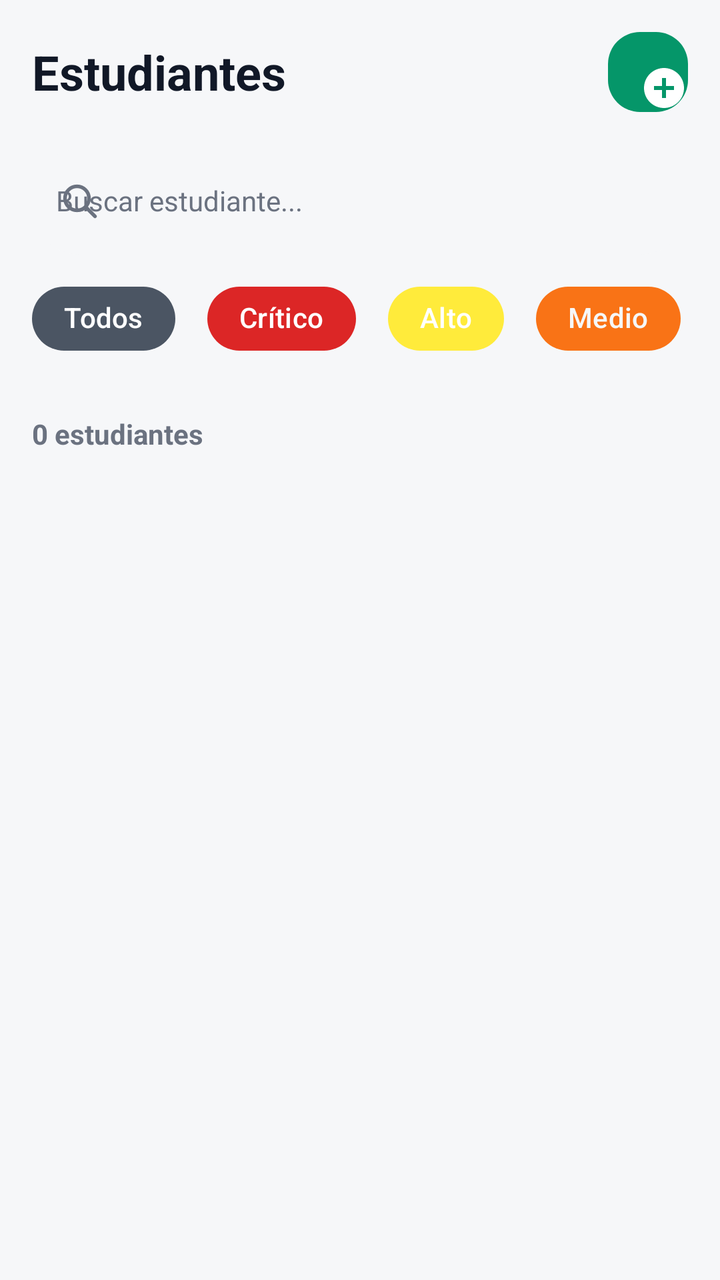
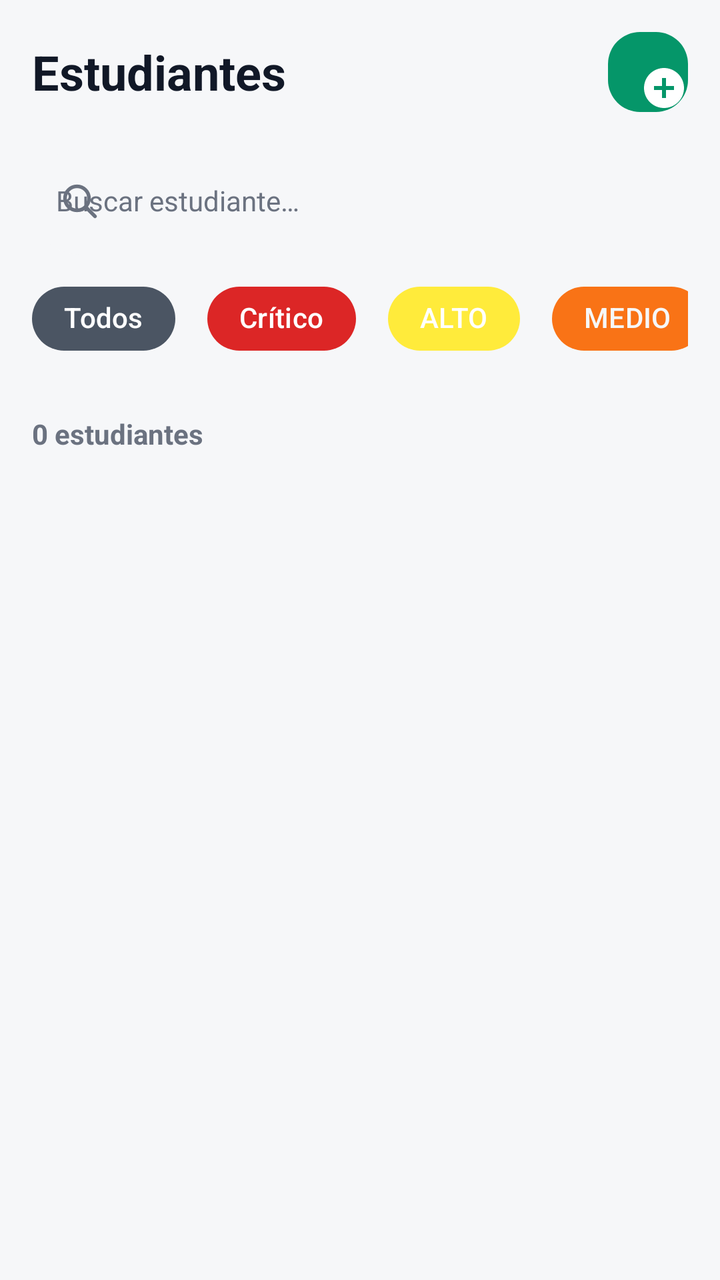

Compare the two renders of this Android layout. The source of the first and the diff that turns it into the second are given below.
<!-- AndroidManifest.xml: application theme Theme.BienestarUPC -->
<!-- res/layout/fragment_students.xml -->
<?xml version="1.0" encoding="utf-8"?>
<LinearLayout
    xmlns:android="http://schemas.android.com/apk/res/android"
    xmlns:app="http://schemas.android.com/apk/res-auto"
    xmlns:tools="http://schemas.android.com/tools"
    android:layout_width="match_parent"
    android:layout_height="match_parent"
    android:orientation="vertical"
   
    tools:context=".fragments.StudentsFragment">

    
    <LinearLayout
        android:layout_width="match_parent"
        android:layout_height="wrap_content"
        android:orientation="vertical"
        android:padding="16dp"
       >

        
        <LinearLayout
            android:layout_width="match_parent"
            android:layout_height="wrap_content"
            android:orientation="horizontal"
            android:gravity="center_vertical">

            <TextView
                android:layout_width="0dp"
                android:layout_height="wrap_content"
                android:layout_weight="1"
                android:text="Estudiantes"
                android:textColor="@color/text_primary"
                android:textSize="24sp"
                android:textStyle="bold" />

            <com.google.android.material.floatingactionbutton.FloatingActionButton
                android:id="@+id/btn_add_student"
                android:layout_width="40dp"
                android:layout_height="40dp"
                android:src="@drawable/ic_add"
                app:tint="@color/white_card"
                app:backgroundTint="@color/green_primary"
                app:elevation="0dp"
                app:fabSize="mini" />
        </LinearLayout>

        
        <com.google.android.material.textfield.TextInputLayout
            android:id="@+id/search_layout"
            android:layout_width="match_parent"
            android:layout_height="wrap_content"
            android:layout_marginTop="12dp"
            android:hint="Buscar estudiante..."
            app:boxBackgroundColor="@color/background_gray"
            app:boxCornerRadiusBottomEnd="24dp"
            app:boxCornerRadiusBottomStart="24dp"
            app:boxCornerRadiusTopEnd="24dp"
            app:boxCornerRadiusTopStart="24dp"
            app:boxStrokeWidth="0dp"
            app:boxStrokeWidthFocused="0dp"
            app:startIconDrawable="@drawable/ic_search"
            app:startIconTint="@color/text_secondary"
            app:endIconMode="clear_text">

            <com.google.android.material.textfield.TextInputEditText
                android:id="@+id/edit_search"
                android:layout_width="match_parent"
                android:layout_height="wrap_content"
                android:paddingStart="12dp"
                android:paddingEnd="12dp"
                android:textColor="@color/text_primary"
                android:textSize="14sp"
                android:imeOptions="actionSearch"
                android:inputType="text" />
        </com.google.android.material.textfield.TextInputLayout>

        
        <HorizontalScrollView
            android:layout_width="match_parent"
            android:layout_height="wrap_content"
            android:layout_marginTop="8dp"
            android:scrollbars="none">

            <com.google.android.material.chip.ChipGroup
                android:id="@+id/chip_group_riesgo"
                android:layout_width="wrap_content"
                android:layout_height="wrap_content"
                app:singleSelection="true">

                <com.google.android.material.chip.Chip
                    android:id="@+id/chip_all"
                    android:layout_width="wrap_content"
                    android:layout_height="wrap_content"
                    android:text="Todos"
                    android:textColor="@color/badge_text"
                    app:chipBackgroundColor="@color/gray_dark"
                    app:chipStrokeWidth="0dp"
                    android:layout_marginEnd="8dp"
                    style="@style/Widget.Material3.Chip.Filter" />

                <com.google.android.material.chip.Chip
                    android:id="@+id/chip_critical"
                    android:layout_width="wrap_content"
                    android:layout_height="wrap_content"
                    android:text="Crítico"
                    android:textColor="@color/badge_text"
                    app:chipBackgroundColor="@color/badge_notification"
                    app:chipStrokeWidth="0dp"
                    android:layout_marginEnd="8dp"
                    style="@style/Widget.Material3.Chip.Filter" />

                <com.google.android.material.chip.Chip
                    android:id="@+id/chip_high"
                    android:layout_width="wrap_content"
                    android:layout_height="wrap_content"
                    android:text="Alto"
                    android:textColor="@color/badge_text"
                    app:chipBackgroundColor="@color/risk_medium_bg"
                    app:chipStrokeWidth="0dp"
                    android:layout_marginEnd="8dp"
                    style="@style/Widget.Material3.Chip.Filter" />

                <com.google.android.material.chip.Chip
                    android:id="@+id/chip_medium"
                    android:layout_width="wrap_content"
                    android:layout_height="wrap_content"
                    android:text="Medio"
                    android:textColor="@color/background_gray"
                    app:chipBackgroundColor="@color/mood_2"
                    app:chipStrokeWidth="0dp"
                    android:layout_marginEnd="8dp"
                    style="@style/Widget.Material3.Chip.Filter" />

                <com.google.android.material.chip.Chip
                    android:id="@+id/chip_low"
                    android:layout_width="wrap_content"
                    android:layout_height="wrap_content"
                    android:text="Bajo"
                    android:textColor="@color/background_gray"
                    app:chipBackgroundColor="@color/risk_low_bg"
                    app:chipStrokeWidth="0dp"
                    android:layout_marginEnd="8dp"
                    style="@style/Widget.Material3.Chip.Filter" />
            </com.google.android.material.chip.ChipGroup>
        </HorizontalScrollView>
    </LinearLayout>

    <TextView
        android:id="@+id/txt_contador"
        android:layout_width="match_parent"
        android:layout_height="wrap_content"
        android:paddingHorizontal="16dp"
        android:paddingVertical="8dp"
        android:text="0 estudiantes"
        android:textColor="@color/text_secondary"
        android:textSize="14sp"
        android:textStyle="bold" />

    
    <androidx.recyclerview.widget.RecyclerView
        android:id="@+id/recycler_students"
        android:layout_width="match_parent"
        android:layout_height="match_parent"
        android:padding="8dp"
        android:clipToPadding="false"
        tools:listitem="@layout/item_student_card" />

    
    <LinearLayout
        android:id="@+id/layout_empty"
        android:layout_width="match_parent"
        android:layout_height="match_parent"
        android:gravity="center"
        android:orientation="vertical"
        android:visibility="gone">

        <ImageView android:contentDescription="@null"
            android:layout_width="80dp"
            android:layout_height="80dp"
            android:src="@drawable/ic_people"
            app:tint="@color/text_secondary" />

        <TextView
            android:layout_width="wrap_content"
            android:layout_height="wrap_content"
            android:layout_marginTop="12dp"
            android:text="No se encontraron estudiantes"
            android:textColor="@color/text_secondary"
            android:textSize="16sp" />
    </LinearLayout>

    
    <com.google.android.material.progressindicator.CircularProgressIndicator
        android:id="@+id/progress_students"
        android:layout_width="wrap_content"
        android:layout_height="wrap_content"
        android:layout_gravity="center"
        android:indeterminate="true"
        android:visibility="gone"
        app:indicatorColor="@color/green_primary" />

</LinearLayout>
<!-- res/layout/item_student_card.xml (included above) -->
<?xml version="1.0" encoding="utf-8"?>
<com.google.android.material.card.MaterialCardView
    xmlns:android="http://schemas.android.com/apk/res/android"
    xmlns:app="http://schemas.android.com/apk/res-auto"
    android:layout_width="match_parent"
    android:layout_height="wrap_content"
    android:layout_marginHorizontal="12dp"
    android:layout_marginVertical="6dp"
    app:cardBackgroundColor="@color/white_card"
    app:cardCornerRadius="12dp"
    app:cardElevation="2dp">

    <LinearLayout
        android:layout_width="match_parent"
        android:layout_height="wrap_content"
        android:orientation="horizontal"
        android:padding="12dp"
        android:gravity="center_vertical">

        
        <FrameLayout
            android:layout_width="wrap_content"
            android:layout_height="wrap_content">

            <TextView
                android:id="@+id/txt_iniciales"
                android:layout_width="48dp"
                android:layout_height="48dp"
                android:background="@drawable/badge_circle_green_light"
                android:gravity="center"
                android:text="AA"
                android:textColor="@color/green_primary_dark"
                android:textSize="16sp"
                android:textStyle="bold" />

            
            <View
                android:id="@+id/dot_reporte"
                android:layout_width="12dp"
                android:layout_height="12dp"
                android:layout_gravity="top|end"
                android:background="@drawable/badge_circle_red"
                android:visibility="gone" />
        </FrameLayout>

        
        <LinearLayout
            android:layout_width="0dp"
            android:layout_height="wrap_content"
            android:layout_weight="1"
            android:layout_marginStart="12dp"
            android:orientation="vertical">

            <TextView
                android:id="@+id/txt_nombre"
                android:layout_width="match_parent"
                android:layout_height="wrap_content"
                android:text="Nombre Estudiante"
                android:textColor="@color/text_primary"
                android:textSize="15sp"
                android:textStyle="bold"
                android:maxLines="1"
                android:ellipsize="end" />

            <TextView
                android:id="@+id/txt_programa"
                android:layout_width="match_parent"
                android:layout_height="wrap_content"
                android:layout_marginTop="2dp"
                android:text="Ingeniería de Sistemas · Semestre 9"
                android:textColor="@color/text_secondary"
                android:textSize="12sp"
                android:maxLines="1"
                android:ellipsize="end" />

            
            <LinearLayout
                android:layout_width="wrap_content"
                android:layout_height="wrap_content"
                android:layout_marginTop="6dp"
                android:orientation="horizontal"
                android:gravity="center_vertical">

                <TextView
                    android:id="@+id/txt_riesgo"
                    android:layout_width="wrap_content"
                    android:layout_height="wrap_content"
                    android:background="@drawable/badge_risk_low"
                    android:paddingHorizontal="8dp"
                    android:paddingVertical="2dp"
                    android:text="BAJO"
                    android:textColor="@color/white_card"
                    android:textSize="12sp"
                    android:textStyle="bold" />

                <TextView
                    android:id="@+id/txt_promedio"
                    android:layout_width="wrap_content"
                    android:layout_height="wrap_content"
                    android:layout_marginStart="8dp"
                    android:text="Prom: 3.9"
                    android:textColor="@color/black"
                    android:textSize="11sp" />
            </LinearLayout>

        </LinearLayout>

        
        <ImageView
            android:layout_width="24dp"
            android:layout_height="24dp"
            android:src="@drawable/ic_chevron_right"
            app:tint="@color/text_secondary"
            android:contentDescription="Ver detalle" />

    </LinearLayout>
</com.google.android.material.card.MaterialCardView>
<!-- resources referenced by this layout -->
<resources>
  <color name="background_gray">#F6F7F9</color>
  <color name="badge_notification">#DC2626</color>
  <color name="badge_text">#FFFFFF</color>
  <color name="black">#000000</color>
  <color name="gray_dark">#4B5563</color>
  <color name="green_primary">#059669</color>
  <color name="green_primary_dark">#047857</color>
  <color name="mood_2">#F97316</color>
  <color name="risk_low_bg">#4CAF50</color>
  <color name="risk_medium_bg">#FFEB3B</color>
  <color name="text_primary">#111827</color>
  <color name="text_secondary">#6B7280</color>
  <color name="white_card">#FFFFFF</color>
  <!-- drawable badge_circle_green_light (drawable) -->
  <?xml version="1.0" encoding="utf-8"?>
  <shape xmlns:android="http://schemas.android.com/apk/res/android"
      android:shape="oval">
      <solid android:color="@color/success_bg" />
  </shape>
  <!-- drawable badge_circle_red (drawable) -->
  <?xml version="1.0" encoding="utf-8"?>
  <shape xmlns:android="http://schemas.android.com/apk/res/android"
      android:shape="oval">
      <solid android:color="@color/risk_high_bg" />
  </shape>
  <!-- drawable badge_risk_low (drawable) -->
  <?xml version="1.0" encoding="utf-8"?>
  <shape xmlns:android="http://schemas.android.com/apk/res/android"
      android:shape="rectangle">
      <solid android:color="@color/risk_low_bg" />
      <corners android:radius="20dp" />
  </shape>
  <color name="success_bg">#D1FAE5</color>
  <color name="risk_high_bg">#F44336</color>
  <color name="green_container">#D1FAE5</color>
  <color name="on_primary_container">#053B2A</color>
  <color name="teal_primary">#0D9488</color>
  <color name="teal_light">#CCFBF1</color>
  <color name="surface_container_low">#F8FAFC</color>
  <color name="surface_container">#EFF2F5</color>
  <color name="surface_container_high">#E7EAEE</color>
  <color name="surface_container_highest">#DEE2E8</color>
  <color name="surface_outline">#C9CFD8</color>
  <color name="surface_outline_variant">#E4E7EC</color>
  <color name="error_text">#DC2626</color>
  <style name="ThemeOverlay.BienestarUPC.MaterialAlertDialog" parent="ThemeOverlay.Material3.MaterialAlertDialog">
          <item name="shapeAppearanceOverlay">@style/ShapeAppearance.BienestarUPC.Dialog</item>
          <item name="colorSecondary">@color/green_primary</item>
      </style>
  <color name="gray_medium">#9CA3AF</color>
  <color name="stroke_color">#EDEFF2</color>
  <color name="green_light">#D1FAE5</color>
  <color name="nav_background">#FFFFFF</color>
  <color name="chip_bg">#F3F4F6</color>
  <color name="chip_text">#111827</color>
  <style name="ShapeAppearance.BienestarUPC.Dialog" parent="ShapeAppearance.Material3.LargeComponent">
          <item name="cornerSize">24dp</item>
      </style>
  <style name="ShapeAppearance.BienestarUPC.Snackbar" parent="ShapeAppearance.Material3.MediumComponent">
          <item name="cornerFamily">rounded</item>
          <item name="cornerSize">14dp</item>
      </style>
  <!-- unchanged entries left out for length: 11 -->
</resources>

<!-- the commit's change to res/layout/fragment_students.xml (unified diff, before → after) -->
@@ -28,7 +28,7 @@
                 android:layout_width="0dp"
                 android:layout_height="wrap_content"
                 android:layout_weight="1"
-                android:text="Estudiantes"
+                android:text="@string/txt_estudiantes"
                 android:textColor="@color/text_primary"
                 android:textSize="24sp"
                 android:textStyle="bold" />
@@ -50,7 +50,7 @@
             android:layout_width="match_parent"
             android:layout_height="wrap_content"
             android:layout_marginTop="12dp"
-            android:hint="Buscar estudiante..."
+            android:hint="@string/txt_buscar_estudiante"
             app:boxBackgroundColor="@color/background_gray"
             app:boxCornerRadiusBottomEnd="24dp"
             app:boxCornerRadiusBottomStart="24dp"
@@ -91,7 +91,7 @@
                     android:id="@+id/chip_all"
                     android:layout_width="wrap_content"
                     android:layout_height="wrap_content"
-                    android:text="Todos"
+                    android:text="@string/txt_todos"
                     android:textColor="@color/badge_text"
                     app:chipBackgroundColor="@color/gray_dark"
                     app:chipStrokeWidth="0dp"
@@ -102,7 +102,7 @@
                     android:id="@+id/chip_critical"
                     android:layout_width="wrap_content"
                     android:layout_height="wrap_content"
-                    android:text="Crítico"
+                    android:text="@string/txt_critico"
                     android:textColor="@color/badge_text"
                     app:chipBackgroundColor="@color/badge_notification"
                     app:chipStrokeWidth="0dp"
@@ -113,7 +113,7 @@
                     android:id="@+id/chip_high"
                     android:layout_width="wrap_content"
                     android:layout_height="wrap_content"
-                    android:text="Alto"
+                    android:text="@string/txt_alto"
                     android:textColor="@color/badge_text"
                     app:chipBackgroundColor="@color/risk_medium_bg"
                     app:chipStrokeWidth="0dp"
@@ -124,7 +124,7 @@
                     android:id="@+id/chip_medium"
                     android:layout_width="wrap_content"
                     android:layout_height="wrap_content"
-                    android:text="Medio"
+                    android:text="@string/txt_medio"
                     android:textColor="@color/background_gray"
                     app:chipBackgroundColor="@color/mood_2"
                     app:chipStrokeWidth="0dp"
@@ -135,7 +135,7 @@
                     android:id="@+id/chip_low"
                     android:layout_width="wrap_content"
                     android:layout_height="wrap_content"
-                    android:text="Bajo"
+                    android:text="@string/txt_bajo"
                     android:textColor="@color/background_gray"
                     app:chipBackgroundColor="@color/risk_low_bg"
                     app:chipStrokeWidth="0dp"
@@ -151,7 +151,7 @@
         android:layout_height="wrap_content"
         android:paddingHorizontal="16dp"
         android:paddingVertical="8dp"
-        android:text="0 estudiantes"
+        android:text="@string/txt_0_estudiantes"
         android:textColor="@color/text_secondary"
         android:textSize="14sp"
         android:textStyle="bold" />
@@ -184,7 +184,7 @@
             android:layout_width="wrap_content"
             android:layout_height="wrap_content"
             android:layout_marginTop="12dp"
-            android:text="No se encontraron estudiantes"
+            android:text="@string/txt_no_se_encontraron_estudiantes"
             android:textColor="@color/text_secondary"
             android:textSize="16sp" />
     </LinearLayout>
@@ -231,7 +231,7 @@
                 android:layout_height="48dp"
                 android:background="@drawable/badge_circle_green_light"
                 android:gravity="center"
-                android:text="AA"
+                android:text="@string/txt_aa"
                 android:textColor="@color/green_primary_dark"
                 android:textSize="16sp"
                 android:textStyle="bold" />
@@ -258,7 +258,7 @@
                 android:id="@+id/txt_nombre"
                 android:layout_width="match_parent"
                 android:layout_height="wrap_content"
-                android:text="Nombre Estudiante"
+                android:text="@string/txt_nombre_estudiante"
                 android:textColor="@color/text_primary"
                 android:textSize="15sp"
                 android:textStyle="bold"
@@ -270,7 +270,7 @@
                 android:layout_width="match_parent"
                 android:layout_height="wrap_content"
                 android:layout_marginTop="2dp"
-                android:text="Ingeniería de Sistemas · Semestre 9"
+                android:text="@string/txt_ingenieria_de_sistemas_semestre_9"
                 android:textColor="@color/text_secondary"
                 android:textSize="12sp"
                 android:maxLines="1"
@@ -291,7 +291,7 @@
                     android:background="@drawable/badge_risk_low"
                     android:paddingHorizontal="8dp"
                     android:paddingVertical="2dp"
-                    android:text="BAJO"
+                    android:text="@string/txt_bajo"
                     android:textColor="@color/white_card"
                     android:textSize="12sp"
                     android:textStyle="bold" />
@@ -301,7 +301,7 @@
                     android:layout_width="wrap_content"
                     android:layout_height="wrap_content"
                     android:layout_marginStart="8dp"
-                    android:text="Prom: 3.9"
+                    android:text="@string/txt_prom_3_9"
                     android:textColor="@color/black"
                     android:textSize="11sp" />
             </LinearLayout>
@@ -314,7 +314,7 @@
             android:layout_height="24dp"
             android:src="@drawable/ic_chevron_right"
             app:tint="@color/text_secondary"
-            android:contentDescription="Ver detalle" />
+            android:contentDescription="@string/cd_ver_detalle" />
 
     </LinearLayout>
 </com.google.android.material.card.MaterialCardView>
<!-- resource entries referenced after the edit -->
@@ -32,6 +32,20 @@
       <solid android:color="@color/risk_low_bg" />
       <corners android:radius="20dp" />
   </shape>
+  <string name="cd_ver_detalle">Ver detalle</string>
+  <string name="txt_0_estudiantes">0 estudiantes</string>
+  <string name="txt_aa">AA</string>
+  <string name="txt_alto">ALTO</string>
+  <string name="txt_bajo">BAJO</string>
+  <string name="txt_buscar_estudiante">Buscar estudiante…</string>
+  <string name="txt_critico">Crítico</string>
+  <string name="txt_estudiantes">Estudiantes</string>
+  <string name="txt_ingenieria_de_sistemas_semestre_9">Ingeniería de Sistemas · Semestre 9</string>
+  <string name="txt_medio">MEDIO</string>
+  <string name="txt_no_se_encontraron_estudiantes">No se encontraron estudiantes</string>
+  <string name="txt_nombre_estudiante">Nombre Estudiante</string>
+  <string name="txt_prom_3_9">Prom: 3.9</string>
+  <string name="txt_todos">Todos</string>
   <color name="success_bg">#D1FAE5</color>
   <color name="risk_high_bg">#F44336</color>
   <color name="green_container">#D1FAE5</color>
